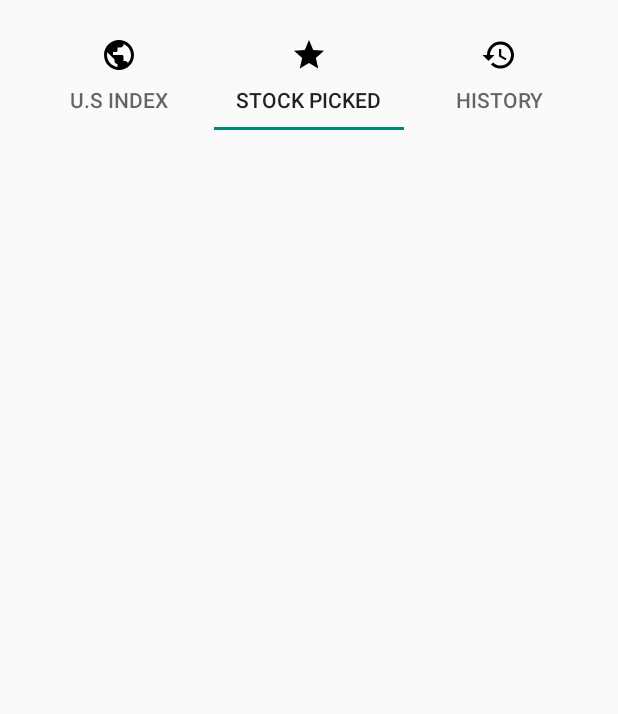
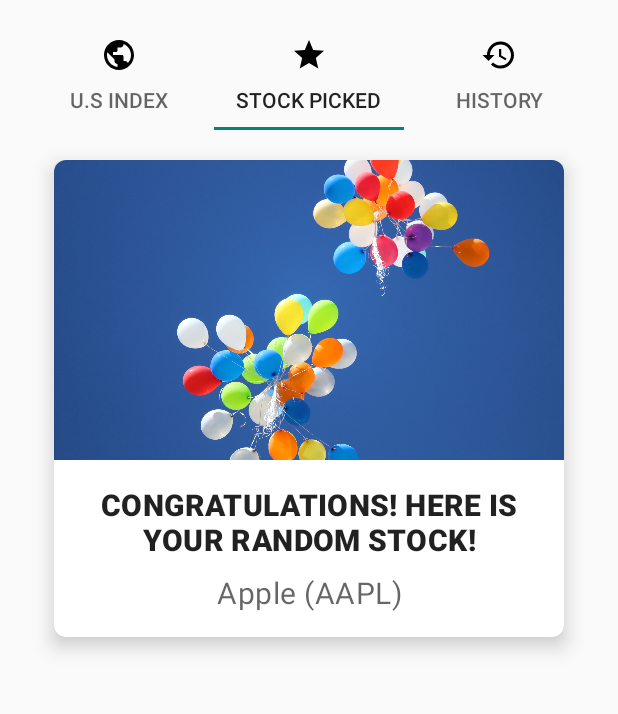
Before and after one commit to WillWcchan/Simple-Random-Stock, an Android app: the screen it shows after launch (MainActivity), after a tap on "DOW JONES 30", on a phone screen of 412 x 824 dp, the part 109-823 px from its top. Run offline under Robolectric (Android 15) with nearby library versions, the phone set to English and light mode, and no system bars; our stand-ins replace Room's generated code.

Commit message:
Created the random stock card to be displayed in the Stock fragment

```diff
--- a/app/build.gradle
+++ b/app/build.gradle
@@ -63,7 +63,4 @@ dependencies {
     implementation 'androidx.appcompat:appcompat:1.1.0'
     implementation 'androidx.constraintlayout:constraintlayout:1.1.3'
 
-    // ProgressBar Dots Loader
-    implementation 'com.agrawalsuneet.androidlibs:dotsloader:1.4'
-
 }
--- a/app/src/main/java/com/willchan/simple_random_stock/fragments/StockFragment.java
+++ b/app/src/main/java/com/willchan/simple_random_stock/fragments/StockFragment.java
@@ -4,6 +4,7 @@ import android.os.Bundle;
 import android.view.LayoutInflater;
 import android.view.View;
 import android.view.ViewGroup;
+import android.widget.TextView;
 
 import androidx.fragment.app.Fragment;
 
@@ -13,15 +14,24 @@ import com.willchan.simple_random_stock.R;
  * A simple {@link Fragment} subclass.
  */
 public class StockFragment extends Fragment {
+    private TextView textView;
 
     public StockFragment() {
         // Required empty public constructor
     }
 
+    // Congratulation Photo by Ankush Minda on Unsplash (https://unsplash.com/photos/VcD5OD2jDGA)
     @Override
     public View onCreateView(LayoutInflater inflater, ViewGroup container,
                              Bundle savedInstanceState) {
         // Inflate the layout for this fragment
-        return inflater.inflate(R.layout.fragment_stock, container, false);
+        View view = inflater.inflate(R.layout.fragment_stock, container, false);
+        textView = view.findViewById(R.id.stock_name);
+        return view;
     }
+
+
+
+
+
 }
--- a/app/src/main/res/layout/fragment_stock.xml
+++ b/app/src/main/res/layout/fragment_stock.xml
@@ -3,12 +3,63 @@
     xmlns:tools="http://schemas.android.com/tools"
     android:layout_width="match_parent"
     android:layout_height="match_parent"
+    xmlns:app="http://schemas.android.com/apk/res-auto"
     tools:context=".fragments.StockFragment">
 
-    <!--    <TextView-->
-    <!--        android:layout_width="wrap_content"-->
-    <!--        android:layout_height="wrap_content"-->
-    <!--        android:text="@string/fragment_stock"-->
-    <!--        android:textAppearance="?android:attr/textAppearanceLarge" />-->
+        <com.google.android.material.card.MaterialCardView
+            android:id="@+id/card"
+            android:layout_width="match_parent"
+            android:layout_height="wrap_content"
+            android:layout_margin="20sp"
+            android:theme="@style/Theme.MaterialComponents.Light"
+            app:cardCornerRadius="8sp"
+            app:cardElevation="8sp">
+
+                <LinearLayout
+                    android:layout_width="match_parent"
+                    android:layout_height="wrap_content"
+                    android:orientation="vertical">
+
+                        <!-- Media -->
+                        <ImageView
+                            android:layout_width="match_parent"
+                            android:layout_height="200sp"
+                            android:adjustViewBounds="true"
+                            android:contentDescription="@string/congratulations_picture"
+                            android:scaleType="centerCrop"
+                            android:src="@drawable/congratulations" />
+
+                        <LinearLayout
+                            android:layout_width="match_parent"
+                            android:layout_height="wrap_content"
+                            android:orientation="vertical"
+                            android:padding="16dp">
+
+                                <!-- Title, secondary and supporting text -->
+                                <TextView
+                                    android:layout_width="match_parent"
+                                    android:layout_height="wrap_content"
+                                    android:gravity="center"
+                                    android:text="@string/congratulations"
+                                    android:textAllCaps="true"
+                                    android:textAppearance="?attr/textAppearanceHeadline6"
+                                    android:textStyle="bold" />
+
+                                <TextView
+                                    android:id="@+id/stock_name"
+                                    android:layout_width="match_parent"
+                                    android:layout_height="wrap_content"
+                                    android:layout_marginTop="8dp"
+                                    android:gravity="center"
+                                    android:hint="@string/stock_name_hint"
+                                    android:textAppearance="?attr/textAppearanceBody2"
+                                    android:textColor="?android:attr/textColorSecondary"
+                                    android:textSize="20sp" />
+
+                        </LinearLayout>
+
+                </LinearLayout>
+
+        </com.google.android.material.card.MaterialCardView>
 
 </RelativeLayout>
--- a/app/src/main/res/values/strings.xml
+++ b/app/src/main/res/values/strings.xml
@@ -27,5 +27,8 @@
     <string name="no_stick_name_yet">No stock picked yet</string>
     <string name="no_stock_ticker_yet">No ticker picked yet</string>
     <string name="no_stock_date_picked_yet">No date picked yet</string>
+    <string name="congratulations">Congratulations! Here is your random stock! </string>
+    <string name="congratulations_picture">Congratulations picture</string>
+    <string name="stock_name_hint">Apple (AAPL)</string>
 
 </resources>
--- a/build.gradle
+++ b/build.gradle
@@ -8,7 +8,7 @@ buildscript {
 
     }
     dependencies {
-        classpath 'com.android.tools.build:gradle:3.6.1'
+        classpath 'com.android.tools.build:gradle:4.0.1'
 
         // NOTE: Do not place your application dependencies here; they belong
         // in the individual module build.gradle files
@@ -17,8 +17,10 @@ buildscript {
 
 allprojects {
     repositories {
+        maven { url "https://dl.bintray.com/michelelacorte/maven/" }
         google()
         jcenter()
+        mavenCentral()
 
     }
 }
```
Also changed, not shown: app/src/main/res/drawable-v24/congratulations.jpg (added).
